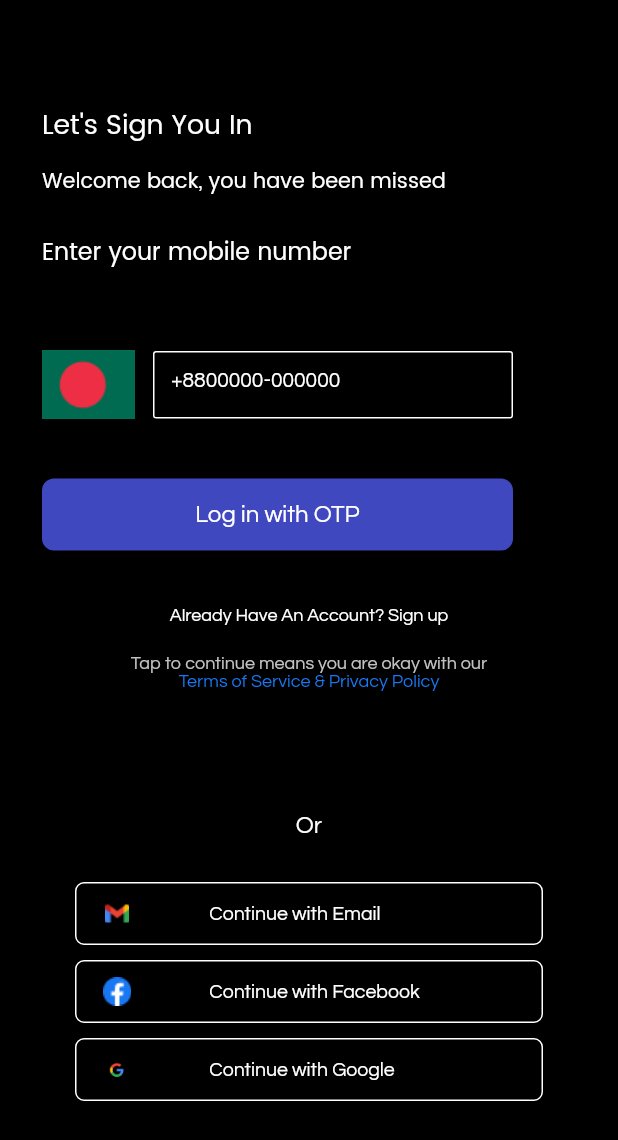
After one commit to SyedMahide/final_ui, a Flutter app: the SignInScreen screen opened directly, on a phone screen of 412 x 824 dp. The commit adds this screen. Shown: the top 1140 px of the screen. Run offline on Flutter 3.47's test engine with Material 2 defaults, Android fonts, the phone set to English and light mode, and no system bars.

Commit message:
signin page

```diff
--- /dev/null
+++ b/lib/ui/signin_screen.dart
@@ -0,0 +1,330 @@
+import 'package:flutter/cupertino.dart';
+import 'package:flutter/gestures.dart';
+import 'package:flutter/material.dart';
+
+class SignInScreen extends StatefulWidget {
+  @override
+  State<StatefulWidget> createState() {
+    return _SignInScreenState();
+  }
+}
+
+class _SignInScreenState extends State<SignInScreen> {
+  @override
+  Widget build(BuildContext context) {
+    return Scaffold(
+      backgroundColor: Colors.black,
+      body: SingleChildScrollView(
+        child: Container(
+          child: Column(
+            children: [
+              Container(
+                alignment: Alignment.topLeft,
+                margin: const EdgeInsets.only(top: 69, left: 28, right: 119),
+                child: const Text(
+                  "Let's Sign You In",
+                  style: TextStyle(
+                      fontFamily: 'Poppins',
+                      fontSize: 18,
+                      fontWeight: FontWeight.w500,
+                      fontStyle: FontStyle.normal,
+                      color: Colors.white),
+                ),
+              ),
+              Container(
+                alignment: Alignment.topLeft,
+                margin: const EdgeInsets.only(top: 14, left: 28, right: 80),
+                child: const Text(
+                  "Welcome back, you have been missed",
+                  style: TextStyle(
+                      fontFamily: 'Poppins',
+                      fontSize: 14,
+                      fontWeight: FontWeight.w400,
+                      fontStyle: FontStyle.normal,
+                      color: Colors.white),
+                ),
+              ),
+              Container(
+                alignment: Alignment.topLeft,
+                margin: const EdgeInsets.only(top: 24, left: 28, right: 119),
+                child: const Text(
+                  "Enter your mobile number",
+                  style: TextStyle(
+                      fontFamily: 'Poppins',
+                      fontSize: 16,
+                      fontWeight: FontWeight.w400,
+                      fontStyle: FontStyle.normal,
+                      color: Colors.white),
+                ),
+              ),
+              Container(
+                margin: EdgeInsets.only(top: 45, left: 28),
+                child: Row(
+                  children: [
+                    Expanded(
+                      flex: 1,
+                      child: Container(
+                        alignment: Alignment.topLeft,
+                        margin: EdgeInsets.only(),
+                        child: Image(
+                          image: AssetImage("assets/flag.png"),
+                        ),
+                      ),
+                    ),
+                    Expanded(
+                      flex: 5,
+                      child: Container(
+                        height: 65,
+                        padding: const EdgeInsets.only(
+                            top: 10, left: 10, right: 70, bottom: 10),
+                        child: TextFormField(
+                          keyboardType: TextInputType.text,
+                          cursorColor: Colors.white,
+                          style: const TextStyle(
+                              color: Colors.white,
+                              fontFamily: 'Questrial',
+                              fontWeight: FontWeight.w400,
+                              fontSize: 14,
+                              fontStyle: FontStyle.normal),
+                          decoration: const InputDecoration(
+                            border: InputBorder.none,
+                            enabledBorder: OutlineInputBorder(
+                              borderRadius:
+                                  BorderRadius.all(Radius.circular(2.0)),
+                              borderSide: BorderSide(color: Colors.white),
+                            ),
+                            focusedBorder: OutlineInputBorder(
+                              borderRadius:
+                                  BorderRadius.all(Radius.circular(2.0)),
+                              borderSide: BorderSide(color: Colors.white),
+                            ),
+                            hintText: "+8800000-000000",
+                            hintStyle: TextStyle(
+                              fontFamily: 'Questrial',
+                              color: Colors.white,
+                              fontSize: 14,
+                              fontWeight: FontWeight.w400,
+                              fontStyle: FontStyle.normal,
+                            ),
+                          ),
+                        ),
+                      ),
+                    ),
+                  ],
+                ),
+              ),
+              Container(
+                margin: const EdgeInsets.only(top: 30, left: 28, right: 70),
+                child: MaterialButton(
+                  onPressed: () {},
+                  color: Color(0xff4048BF),
+                  shape: RoundedRectangleBorder(
+                      borderRadius: BorderRadius.circular(8)),
+                  child: Container(
+                    alignment: Alignment.center,
+                    margin: const EdgeInsets.only(top: 16, bottom: 16),
+                    child: const Text(
+                      "Log in with OTP",
+                      style: TextStyle(
+                          color: Colors.white,
+                          fontWeight: FontWeight.w400,
+                          fontFamily: "Questrial",
+                          fontStyle: FontStyle.normal,
+                          fontSize: 16),
+                      textAlign: TextAlign.center,
+                    ),
+                  ),
+                ),
+              ),
+              Container(
+                margin: const EdgeInsets.only(top: 37),
+                child: Center(
+                  child: RichText(
+                    text: TextSpan(
+                        text: "Already Have An Account? ",
+                        style: const TextStyle(
+                          fontFamily: 'Questrial',
+                          color: Colors.white,
+                          fontSize: 12,
+                          fontWeight: FontWeight.w400,
+                          fontStyle: FontStyle.normal,
+                        ),
+                        children: [
+                          TextSpan(
+                              text: "Sign up",
+                              style: const TextStyle(
+                                fontFamily: 'Questrial',
+                                color: Colors.white,
+                                fontSize: 12,
+                                fontWeight: FontWeight.w500,
+                                fontStyle: FontStyle.normal,
+                              ),
+                              recognizer: TapGestureRecognizer()
+                                ..onTap = () {
+                                  Navigator.push(
+                                    context,
+                                    MaterialPageRoute(
+                                        builder: (context) => SignInScreen()),
+                                  );
+                                }),
+                        ]),
+                  ),
+                ),
+              ),
+              Container(
+                margin: EdgeInsets.only(top: 20),
+                child: const Center(
+                  child: SizedBox(
+                    child: Text(
+                      "Tap to continue means you are okay with our",
+                      style: TextStyle(
+                        fontFamily: 'Questrial',
+                        color: Color(0xffC3C1C1),
+                        fontSize: 12,
+                        fontWeight: FontWeight.w500,
+                        fontStyle: FontStyle.normal,
+                      ),
+                    ),
+                  ),
+                ),
+              ),
+              const SizedBox(
+                child: Text(
+                  "Terms of Service & Privacy Policy",
+                  style: TextStyle(
+                    fontFamily: 'Questrial',
+                    color: Color(0xff1877F2),
+                    fontSize: 12,
+                    fontWeight: FontWeight.w400,
+                    fontStyle: FontStyle.normal,
+                  ),
+                ),
+              ),
+              Center(
+                child: Container(
+                  margin: EdgeInsets.only(top: 82),
+                  child: const Text(
+                    "Or",
+                    style: TextStyle(
+                      fontFamily: 'Questrial',
+                      color: Colors.white,
+                      fontSize: 16,
+                      fontWeight: FontWeight.w500,
+                      fontStyle: FontStyle.normal,
+                    ),
+                  ),
+                ),
+              ),
+
+              Container(
+                margin: const EdgeInsets.only(top: 30, left: 50, right: 50,),
+                padding: const EdgeInsets.only(top: 10, bottom: 10),
+                decoration: BoxDecoration(
+                    borderRadius: BorderRadius.circular(6),
+                    border: Border.all(color: Colors.white)
+                ),
+                child: Row(
+                  children: [
+                    Expanded(
+                    flex: 1,
+                    child: Container(
+                      height: 20,
+                      margin: EdgeInsets.only(left: 10),
+                      child: const Image(
+                        image: AssetImage("assets/Gmail.png"),
+                      ),
+                    ),
+                  ),
+                    Spacer(),
+                    const Expanded(
+                      flex: 5,
+                      child: Text('Continue with Email',
+                        style: TextStyle(
+                          fontFamily: 'Questrial',
+                          color: Colors.white,
+                          fontSize: 13,
+                          fontWeight: FontWeight.w400,
+                          fontStyle: FontStyle.normal,
+                        ),
+                      ),
+                    ),
+                  ],
+                ),
+              ),
+              Container(
+                margin: const EdgeInsets.only(top: 10, left: 50, right: 50),
+                padding: const EdgeInsets.only(top: 10, bottom: 10),
+                decoration: BoxDecoration(
+                    borderRadius: BorderRadius.circular(6),
+                    border: Border.all(color: Colors.white)
+                ),
+                child: Row(
+                  children: [
+                    Expanded(
+                      flex: 1,
+                      child: Container(
+                        height: 20,
+                        margin: EdgeInsets.only(left: 10),
+                        child: const Image(
+                          image: AssetImage("assets/Facebook.png"),
+                        ),
+                      ),
+                    ),
+                    Spacer(),
+                    const Expanded(
+                      flex: 5,
+                      child: Text('Continue with Facebook',
+                        style: TextStyle(
+                          fontFamily: 'Questrial',
+                          color: Colors.white,
+                          fontSize: 13,
+                          fontWeight: FontWeight.w400,
+                          fontStyle: FontStyle.normal,
+                        ),
+                      ),
+                    ),
+                  ],
+                ),
+              ),
+              Container(
+                margin: const EdgeInsets.only(top: 10, left: 50, right: 50),
+                padding: const EdgeInsets.only(top: 10, bottom: 10),
+                decoration: BoxDecoration(
+                    borderRadius: BorderRadius.circular(6),
+                    border: Border.all(color: Colors.white)
+                ),
+                child: Row(
+                  children: [
+                    Expanded(
+                      flex: 1,
+                      child: Container(
+                        height: 20,
+                        margin: EdgeInsets.only(left: 10),
+                        child: const Image(
+                          image: AssetImage("assets/Google.png"),
+                        ),
+                      ),
+                    ),
+                    Spacer(),
+                    const Expanded(
+                      flex: 5,
+                      child: Text('Continue with Google',
+                        style: TextStyle(
+                          fontFamily: 'Questrial',
+                          color: Colors.white,
+                          fontSize: 13,
+                          fontWeight: FontWeight.w400,
+                          fontStyle: FontStyle.normal,
+                        ),
+                      ),
+                    ),
+                  ],
+                ),
+              )
+            ],
+          ),
+        ),
+      ),
+    );
+  }
+}
--- a/lib/ui/signup_screen.dart
+++ b/lib/ui/signup_screen.dart
@@ -1,6 +1,7 @@
 import 'package:flutter/cupertino.dart';
 import 'package:flutter/gestures.dart';
 import 'package:flutter/material.dart';
+import 'package:final_ui/ui/signin_screen.dart';
 
 class SignUpScreen extends StatefulWidget {
   @override
@@ -224,11 +225,11 @@ class _SignUpScreenState extends State<SignUpScreen> {
                   ),
                   validator: (String? value) {
                     if (value!.isEmpty) {
-                      return "Please enter email";
+                      return "Please enter you phone number";
                     }
-                    if (!RegExp("^[a-zA-Z0-9+_.-]+@[a-zA-Z0-9.-]+[a-z]")
+                    if (!RegExp('(?:(?:\\+|00)88|01)?\\d{11}')
                         .hasMatch(value)) {
-                      return "Please enter valid email";
+                      return "Please enter valid phone number";
                     }
                     return null;
                   },
@@ -418,7 +419,7 @@ class _SignUpScreenState extends State<SignUpScreen> {
 
               Container(
                 alignment: Alignment.center,
-                margin: const EdgeInsets.only(top: 20),
+                margin: const EdgeInsets.only(top: 20, left: 40, right: 40),
                 child: MaterialButton(
                   onPressed: () {
                     if (_formKey.currentState!.validate()) {
@@ -431,11 +432,13 @@ class _SignUpScreenState extends State<SignUpScreen> {
                   color: Color(0xff4048BF),
                   shape: RoundedRectangleBorder(
                       borderRadius: BorderRadius.circular(8)),
+                  child: Row(
+                    children: [
+                      Expanded(
+                        flex: 8,
                         child: Container(
                           alignment: Alignment.center,
-                    height: 35,
-                    width: 300,
-                    margin: const EdgeInsets.only(top: 8, bottom: 8),
+                          margin: const EdgeInsets.only(top: 16, left: 60, bottom: 16),
                           child: const Text(
                             "Sign up",
                             style: TextStyle(
@@ -446,6 +449,28 @@ class _SignUpScreenState extends State<SignUpScreen> {
                                 fontSize: 16),
                             textAlign: TextAlign.center,
                           ),
+                        ),
+                      ),
+                  Expanded(
+                    flex: 1,
+                    child: Container(
+                      margin: EdgeInsets.only(left: 10),
+                      //alignment: Alignment.centerRight,
+                      child: const Icon(Icons.arrow_forward,
+                        color: Colors.white,),
+                    )
+                  ),
+                      Expanded(
+                          flex: 1,
+                          child: Container(
+                            margin: EdgeInsets.only(right: 15),
+                            //alignment: Alignment.centerRight,
+                            child: Image(
+                              image: AssetImage("assets/].png"),
+                            )
+                          )
+                      ),
+                    ],
                   ),
                 ),
               ),
@@ -476,12 +501,11 @@ class _SignUpScreenState extends State<SignUpScreen> {
                               ),
                               recognizer: TapGestureRecognizer()
                                 ..onTap = () {
-                                  // Navigator.push(
-                                  //   context,
-                                  //   MaterialPageRoute(
-                                  //       builder: (context) => SignUp()),
-                                  // );
-                                  //WidgetSpan(child: Icon(Icons.add,color: Colors.white,));
+                                  Navigator.push(
+                                    context,
+                                    MaterialPageRoute(
+                                        builder: (context) => SignInScreen()),
+                                  );
                                 }),
                         ]),
                   ),
```
Also changed, not shown: pubspec.yaml (+8 -3 lines), assets/Facebook.png (added), assets/Gmail.png (added), assets/Google.png (added), assets/].png (added), assets/flag.png (added), fonts/Poppins-Regular.ttf (added). Lines whose indentation alone changed are shown as unchanged.
